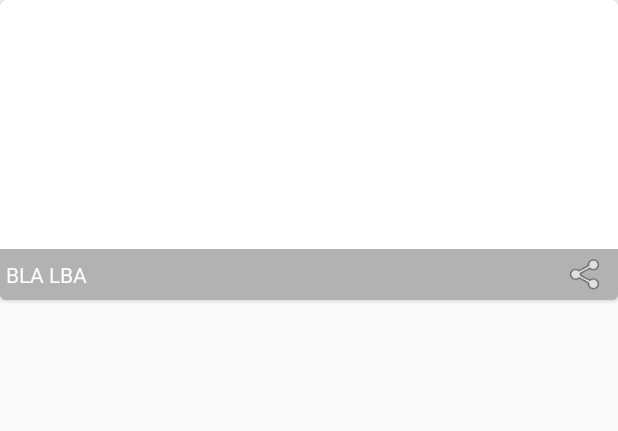
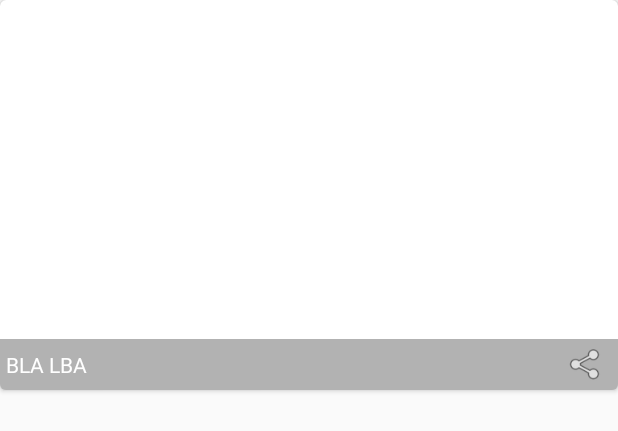
Before and after one commit to EarlOfEgo/stopmotion, an Android app: the layout image_list_item.xml on its own in the app's theme, with its tools: preview values and no code run, on a phone screen of 412 x 824 dp. Shown: the top 431 px of the screen. Run offline under Robolectric (Android 15) with nearby library versions, the phone set to English and light mode, and no system bars.

Commit message:
tracked sharing

```diff
--- a/app/src/main/java/com/sthagios/stopmotion/image/database/Gif.kt
+++ b/app/src/main/java/com/sthagios/stopmotion/image/database/Gif.kt
@@ -11,10 +11,15 @@ import io.realm.annotations.PrimaryKey
  */
 open class Gif(
         @PrimaryKey open var id: Long = 0,
+        //Name of the gif
         open var name: String = "Stopmotion Gif",
+        //Times shared
         open var sharedAmount: Int = 0,
+        //Gif file name
         open var fileName: String = "",
+        //Gif file uri as string
         open var fileUriString: String = "",
+        //Gif share uri as string
         open var shareUriString: String = ""
 ) : RealmObject() {
 }
--- a/app/src/main/res/layout/image_list_item.xml
+++ b/app/src/main/res/layout/image_list_item.xml
@@ -3,7 +3,7 @@
     xmlns:card_view="http://schemas.android.com/apk/res-auto"
     xmlns:tools="http://schemas.android.com/tools"
     android:layout_width="match_parent"
-    android:layout_height="200dp"
+    android:layout_height="260dp"
     android:background="#124567"
     android:orientation="vertical"
     card_view:cardCornerRadius="4dp">
```
Also changed, not shown: app/src/main/java/com/sthagios/stopmotion/share/ShareUtils.kt (+7 -0 lines).
